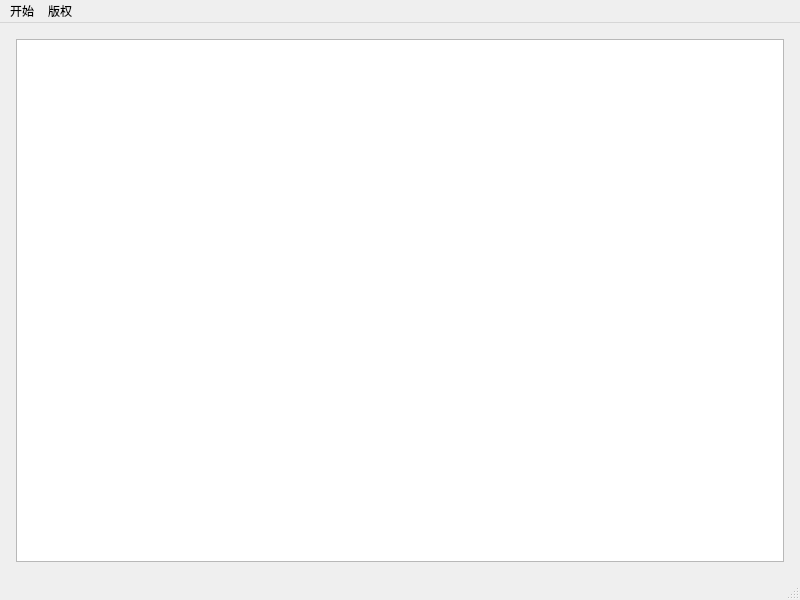
The window that ui/mainwindow.ui (Jianyin-Li/WiseExec) describes before a commit, drawn with Qt 5.
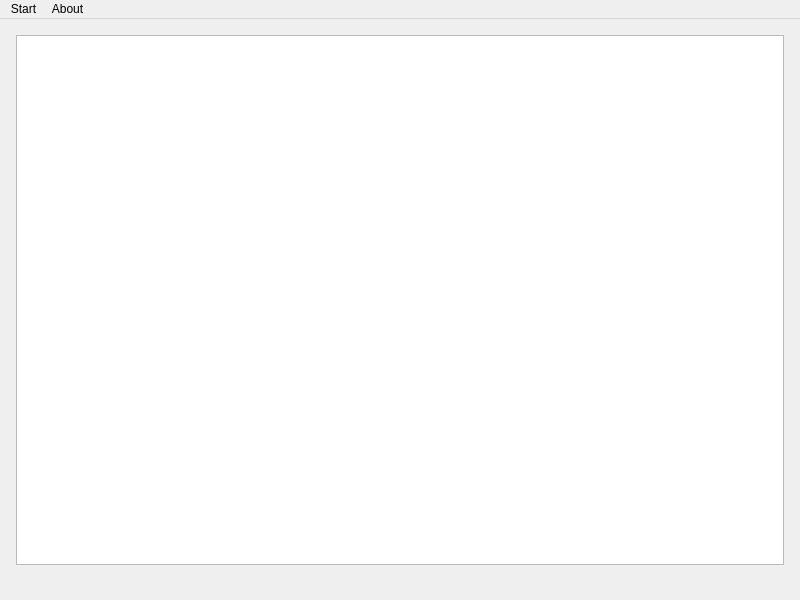
The same window after the commit.

What changed in the file:
```diff
--- a/ui/mainwindow.ui
+++ b/ui/mainwindow.ui
@@ -65,7 +65,7 @@
    </property>
    <widget class="QMenu" name="menu">
     <property name="title">
-     <string>开始</string>
+     <string>Start</string>
     </property>
     <widget class="QMenu" name="menu_3">
      <property name="title">
@@ -81,7 +81,7 @@
    </widget>
    <widget class="QMenu" name="menu_2">
     <property name="title">
-     <string>版权</string>
+     <string>About</string>
     </property>
     <addaction name="actionQuickStart"/>
     <addaction name="actionQt"/>
@@ -89,7 +89,11 @@
    <addaction name="menu"/>
    <addaction name="menu_2"/>
   </widget>
-  <widget class="QStatusBar" name="statusbar"/>
+  <widget class="QStatusBar" name="statusbar">
+   <property name="sizeGripEnabled">
+    <bool>false</bool>
+   </property>
+  </widget>
   <action name="actionOpen_config">
    <property name="text">
     <string>Open config</string>
```
Left out of the diff: 8 changed lines with no effect on the pictures. Lines whose indentation alone changed are shown as unchanged.
